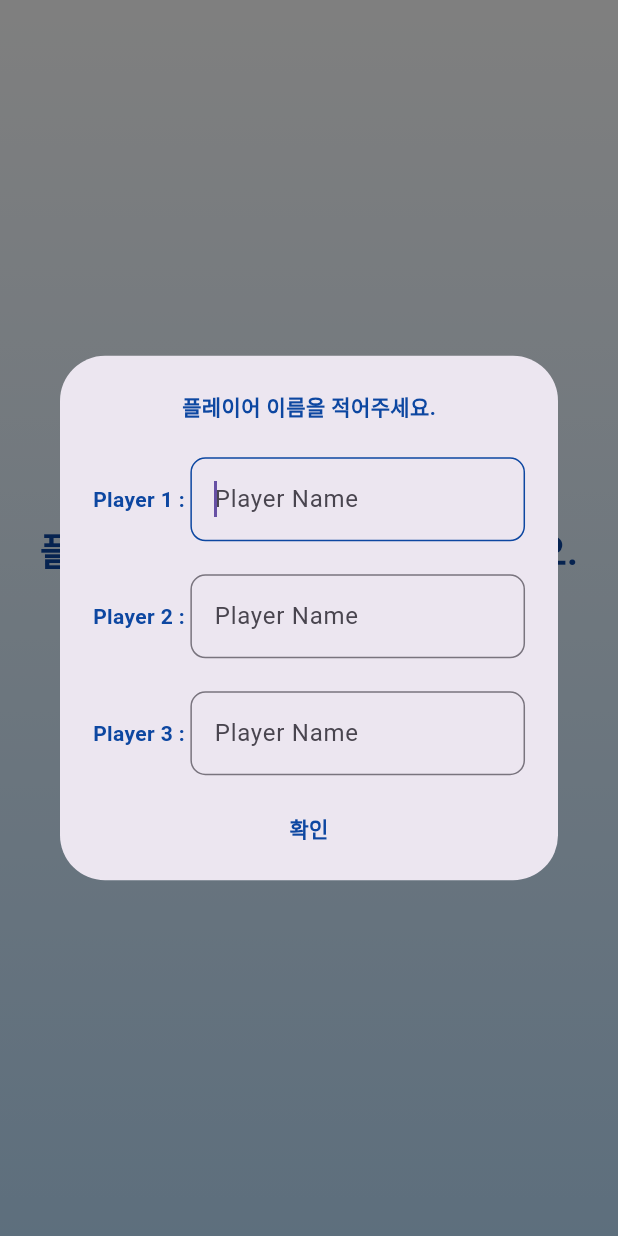
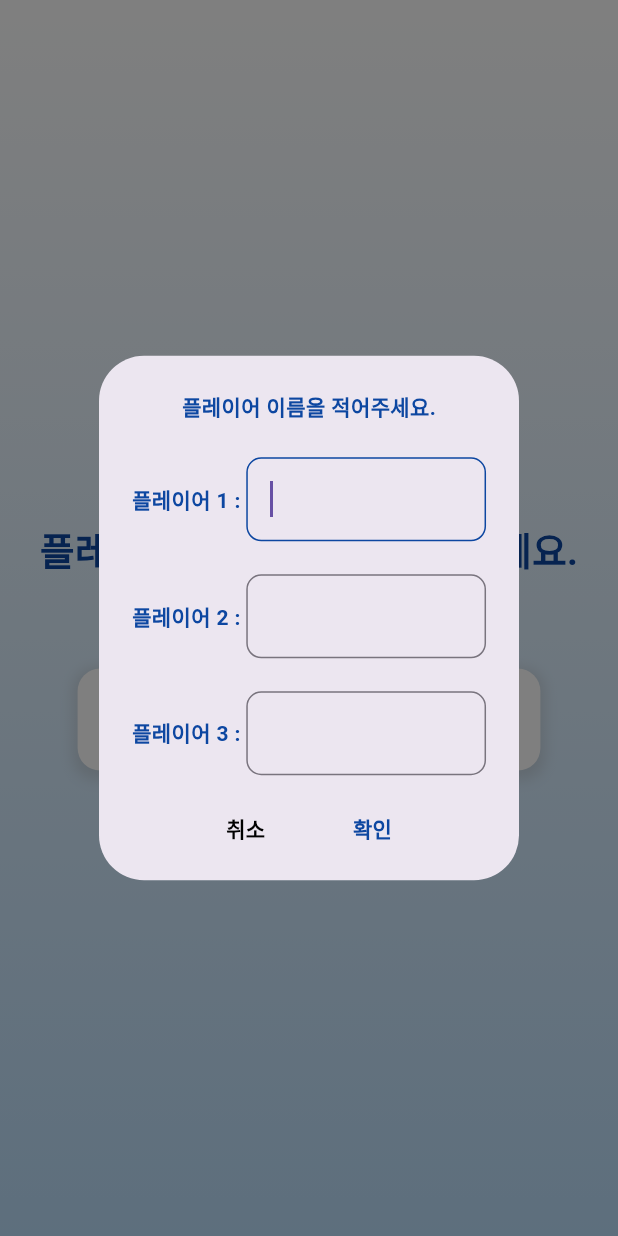
Before and after one commit to Moon-jbin/PPEONGNOTE, a Flutter app: the screen it shows after launch, after a tap on "3명", on a phone screen of 412 x 824 dp. Run offline on Flutter 3.47's test engine with Material 3 defaults, Android fonts, the phone set to English and light mode, and no system bars; our stand-ins replace flutter_hooks, flutter_screenutil, get_it, go_router, hooks_riverpod, package_info_plus and 1 more.

Commit message:
Fix : 버튼 UI 개선, 및 코드 리팩토링

````diff
--- a/lib/custom_widgets/custom_widget.dart
+++ b/lib/custom_widgets/custom_widget.dart
@@ -2,6 +2,7 @@ import 'package:flutter/material.dart';
 import 'package:flutter_screenutil/flutter_screenutil.dart';
 import 'package:hooks_riverpod/hooks_riverpod.dart';
 import 'package:ppeongnote/providers/global_provider.dart';
+import 'package:ppeongnote/utill/custom_style.dart';
 import 'package:ppeongnote/utill/dialog/dlg_function.dart';
 
 class CustomWidget {
@@ -169,7 +170,6 @@ class CustomWidget {
               : scoreProviderWatch[playerNameProviderWatch[playerIdx]]![1]
                   .last
                   .toString();
-          print('씌바 => $gameResultWatch');
 
           return Row(
             children: [
@@ -183,4 +183,78 @@ class CustomWidget {
       ),
     );
   }
+
+  static Widget customDlgTitle(BuildContext context, {required String title}) {
+    return Container(
+      margin: EdgeInsets.symmetric(vertical: 10.h),
+      child: Text(title, style: CustomStyle.defaultStyle),
+    );
+
+    // Row(
+    //   mainAxisAlignment: MainAxisAlignment.spaceBetween,
+    //   children: [
+    //     // IconButton(
+    //     //     highlightColor: Colors.transparent,
+    //     //     onPressed: () {},
+    //     //     icon: const Icon(Icons.close, color: Colors.transparent)),
+    //     Container(
+    //       margin: EdgeInsets.symmetric(vertical: 10.h),
+    //       child: Text(title, style: CustomStyle.defaultStyle),
+    //     ),
+    //     // IconButton(
+    //     //     onPressed: () {
+    //     //       Navigator.pop(context);
+    //     //     },
+    //     //     icon: const Icon(Icons.close))
+    //   ],
+    // );
+  }
+
+  ///```
+  /// 커스텀 버튼
+  /// isExit : 종료 Dlg 구분
+  /// type : 0 -> 확인, type : 1 -> 취소
+  ///```
+  static Widget customBtn(
+      {required String title,
+      required int type,
+      bool isExit = false,
+      required VoidCallback onPressed}) {
+    TextStyle textStyleFn() {
+      if (isExit && type == 0) {
+        return const TextStyle(fontWeight: FontWeight.bold, color: Colors.red);
+      } else if (type == 0) {
+        return CustomStyle.defaultStyle;
+      } else {
+        return const TextStyle(
+            fontWeight: FontWeight.bold, color: Colors.black);
+      }
+    }
+
+    return TextButton(
+        onPressed: onPressed,
+        child: Container(
+          alignment: Alignment.center,
+          width: 50.w,
+          child: Text(title, style: textStyleFn()),
+        ));
+  }
+
+  static Widget dlgButtons(BuildContext context,
+      {bool isExit = false, required VoidCallback onPressed}) {
+    return Row(
+      mainAxisAlignment: MainAxisAlignment.center,
+      children: [
+        CustomWidget.customBtn(
+            title: "취소",
+            type: 1,
+            onPressed: () {
+              Navigator.pop(context);
+            }),
+        SizedBox(width: 5.w),
+        CustomWidget.customBtn(
+            title: "확인", type: 0, isExit: isExit, onPressed: onPressed)
+      ],
+    );
+  }
 }
--- a/lib/screen/score_screen.dart
+++ b/lib/screen/score_screen.dart
@@ -92,7 +92,11 @@ class ScoreScreen extends HookConsumerWidget {
       body: PopScope(
         canPop: false,
         onPopInvoked: (didPop) {
-          showBackNoticeDlgFn(context);
+          if (ismodifyPage) {
+            Navigator.pop(context);
+          } else {
+            showBackNoticeDlgFn(context, ref);
+          }
         },
         child: MainUI(isGameEnd: isGameEnd),
       ),
--- a/lib/utill/dialog/component/modify_score.dart
+++ b/lib/utill/dialog/component/modify_score.dart
@@ -91,10 +91,7 @@ class ModifyScore extends HookConsumerWidget {
       child: Column(
         mainAxisSize: MainAxisSize.min,
         children: [
-          Container(
-            margin: EdgeInsets.symmetric(vertical: 10.h),
-            child: Text('점수를 수정하세요.', style: CustomStyle.defaultStyle),
-          ),
+          CustomWidget.customDlgTitle(context, title: "점수를 수정하세요."),
           Column(
             children: List.generate(
                 playerNameProviderWatch.length,
--- a/lib/utill/dialog/component/player_name.dart
+++ b/lib/utill/dialog/component/player_name.dart
@@ -27,14 +27,11 @@ class PlayerName extends HookConsumerWidget {
     return SingleChildScrollView(
       child: Container(
         padding: EdgeInsets.all(10.w),
-        width: size.width,
+        // width: size.width,
         child: Column(
           mainAxisSize: MainAxisSize.min,
           children: [
-            Container(
-              margin: EdgeInsets.symmetric(vertical: 10.h),
-              child: Text('플레이어 이름을 적어주세요.', style: CustomStyle.defaultStyle),
-            ),
+            CustomWidget.customDlgTitle(context, title: "플레이어 이름을 적어주세요."),
             PlayerNameTextfeild(
                 type: type,
                 tfController_1: tfController_1,
@@ -42,8 +39,7 @@ class PlayerName extends HookConsumerWidget {
                 tfController_3: tfController_3,
                 tfController_4: tfController_4,
                 tfController_5: tfController_5),
-            TextButton(
-              onPressed: () {
+            CustomWidget.dlgButtons(context, onPressed: () {
               List<String> playerNameList = [];
               if (type == 3) {
                 if (tfController_1.text.isEmpty ||
@@ -81,10 +77,8 @@ class PlayerName extends HookConsumerWidget {
 
               Navigator.pop(context);
               showPenaltyDlgFn(context, type: type);
-                // NavigationService().routerReplace(context, ScoreRoute);
-              },
-              child: Text('확인', style: CustomStyle.defaultStyle),
-            ),
+            })
+
           ],
         ),
       ),
@@ -113,7 +107,7 @@ class PlayerNameTextfeild extends HookConsumerWidget {
   Widget build(BuildContext context, WidgetRef ref) {
     ValueNotifier<List<TextEditingController>> trControllerList = useState([]);
 
-    Widget playerTfList(){
+    Widget playerTfList() {
       return Column(
         mainAxisSize: MainAxisSize.min,
         children: List.generate(
@@ -123,14 +117,12 @@ class PlayerNameTextfeild extends HookConsumerWidget {
                   child: Row(
                     children: [
                       Text(
-                    'Player ${index + 1} : ',
+                        '플레이어 ${index + 1} : ',
                         style: CustomStyle.defaultStyle,
                       ),
                       Expanded(
                           child: CustomWidget.customTextField(
-                          trControllerList.value[index],
-                          hintText: "Player Name"
-                      ))
+                              trControllerList.value[index]))
                     ],
                   ),
                 )),
@@ -138,11 +130,7 @@ class PlayerNameTextfeild extends HookConsumerWidget {
     }
 
     if (type == 3) {
-      trControllerList.value = [
-        tfController_1,
-        tfController_2,
-        tfController_3
-      ];
+      trControllerList.value = [tfController_1, tfController_2, tfController_3];
 
       return playerTfList();
     } else if (type == 4) {
--- a/lib/utill/dialog/dlg_form.dart
+++ b/lib/utill/dialog/dlg_form.dart
@@ -12,7 +12,7 @@ showCustomDialog(BuildContext context, Function showWidget,
   return await showGeneralDialog(
       barrierColor: Colors.black.withOpacity(0.5),
       barrierLabel: '',
-      barrierDismissible: false,
+      barrierDismissible: true,
       context: context,
       routeSettings: routeSettings,
       pageBuilder: (context, animation1, animation2) => showWidget(context));
@@ -24,10 +24,9 @@ showCustomDialog(BuildContext context, Function showWidget,
 ///```
 customDialogForm({required Widget content}) {
   return AlertDialog(
-    contentPadding: EdgeInsets.zero,
-    shape: const RoundedRectangleBorder(
-        borderRadius: BorderRadius.all(Radius.circular(30))),
-    elevation: 10,
-    content: content,
-  );
+      contentPadding: EdgeInsets.zero,
+      shape: const RoundedRectangleBorder(
+          borderRadius: BorderRadius.all(Radius.circular(30))),
+      elevation: 10,
+      content: content);
 }
````
Also changed, not shown: lib/screen/record_list_screen.dart (+9 -4 lines), lib/utill/dialog/component/create_score.dart (+4 -21 lines), lib/utill/dialog/component/penalty_dlg.dart (+28 -37 lines), lib/utill/dialog/component/scoreback_notice.dart (+17 -21 lines), lib/utill/dialog/dlg_function.dart (+26 -6 lines). Lines whose indentation alone changed are shown as unchanged.
